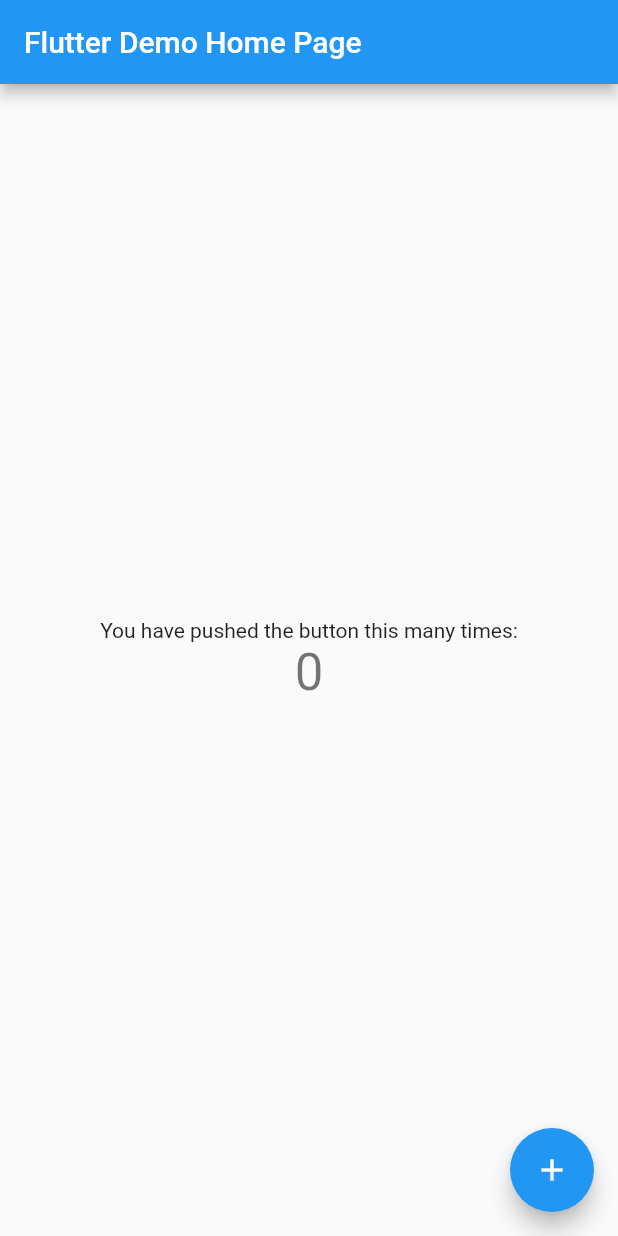
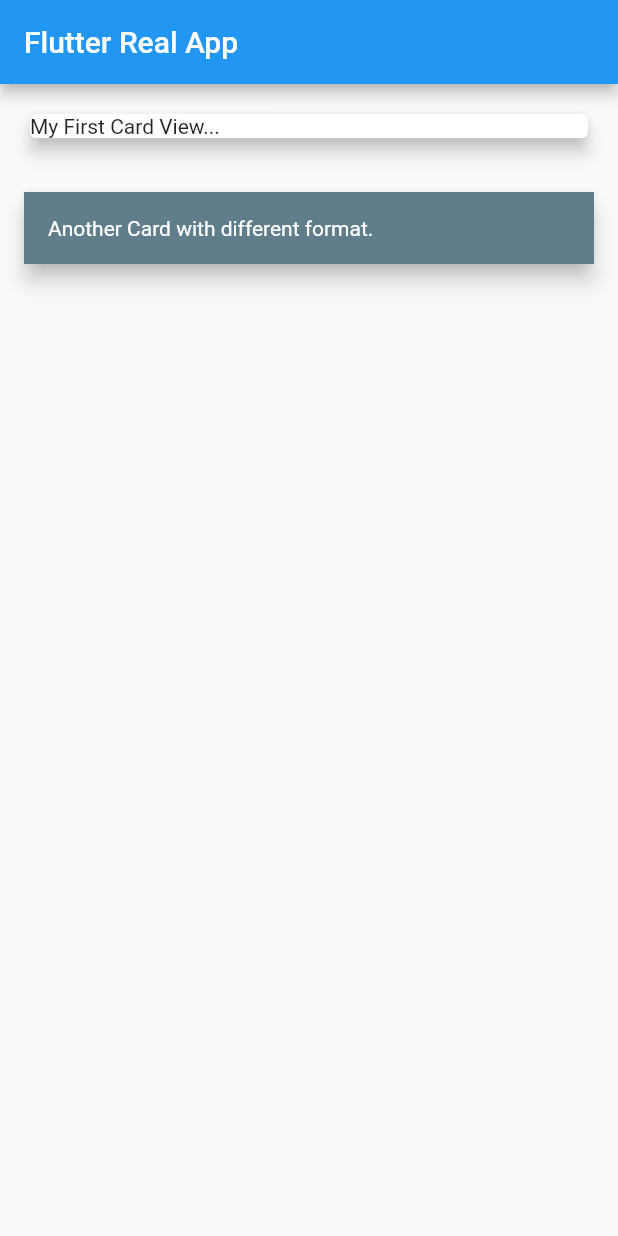
Before and after one commit to abanoub92/Flutter_real_app, a Flutter app: the screen it shows after launch, on a phone screen of 412 x 824 dp. Run offline on Flutter 3.47's test engine with Material 2 defaults, Android fonts, the phone set to English and light mode, and no system bars.

Commit message:
Using and styling cards

```diff
--- a/lib/main.dart
+++ b/lib/main.dart
@@ -44,68 +44,34 @@ class MyHomePage extends StatefulWidget {
 }
 
 class _MyHomePageState extends State<MyHomePage> {
-  int _counter = 0;
-
-  void _incrementCounter() {
-    setState(() {
-      // This call to setState tells the Flutter framework that something has
-      // changed in this State, which causes it to rerun the build method below
-      // so that the display can reflect the updated values. If we changed
-      // _counter without calling setState(), then the build method would not be
-      // called again, and so nothing would appear to happen.
-      _counter++;
-    });
-  }
-
   @override
   Widget build(BuildContext context) {
-    // This method is rerun every time setState is called, for instance as done
-    // by the _incrementCounter method above.
-    //
-    // The Flutter framework has been optimized to make rerunning build methods
-    // fast, so that you can just rebuild anything that needs updating rather
-    // than having to individually change instances of widgets.
     return Scaffold(
       appBar: AppBar(
-        // Here we take the value from the MyHomePage object that was created by
-        // the App.build method, and use it to set our appbar title.
-        title: Text(widget.title),
+        title: Text("Flutter Real App"),
       ),
-      body: Center(
-        // Center is a layout widget. It takes a single child and positions it
-        // in the middle of the parent.
-        child: Column(
-          // Column is also a layout widget. It takes a list of children and
-          // arranges them vertically. By default, it sizes itself to fit its
-          // children horizontally, and tries to be as tall as its parent.
-          //
-          // Invoke "debug painting" (press "p" in the console, choose the
-          // "Toggle Debug Paint" action from the Flutter Inspector in Android
-          // Studio, or the "Toggle Debug Paint" command in Visual Studio Code)
-          // to see the wireframe for each widget.
-          //
-          // Column has various properties to control how it sizes itself and
-          // how it positions its children. Here we use mainAxisAlignment to
-          // center the children vertically; the main axis here is the vertical
-          // axis because Columns are vertical (the cross axis would be
-          // horizontal).
-          mainAxisAlignment: MainAxisAlignment.center,
+      body: Column(
           children: <Widget>[
-            Text(
-              'You have pushed the button this many times:',
+            Container(
+              width: double.infinity,
+              padding: EdgeInsets.all(16),
+              child: Card(
+                child: Text("My First Card View..."),
+                elevation: 5,
+              ),
             ),
-            Text(
-              '$_counter',
-              style: Theme.of(context).textTheme.display1,
-            ),
+            Card(
+              margin: EdgeInsets.all(16),
+              elevation: 6,
+              child: Container(
+                width: double.infinity,
+                padding: EdgeInsets.all(16),
+                color: Colors.blueGrey,
+                child: Text("Another Card with different format.", style: TextStyle(color: Colors.white),),
+              ),
+            )
           ],
-        ),
-      ),
-      floatingActionButton: FloatingActionButton(
-        onPressed: _incrementCounter,
-        tooltip: 'Increment',
-        child: Icon(Icons.add),
-      ), // This trailing comma makes auto-formatting nicer for build methods.
+        )
     );
   }
 }
```
